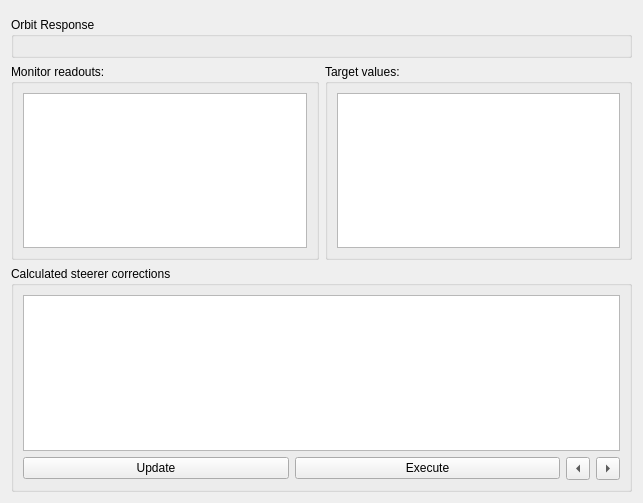
First picture: the form in src/madgui/widget/correct/mor_dialog.ui, repository hibtc/madgui, before the edit.
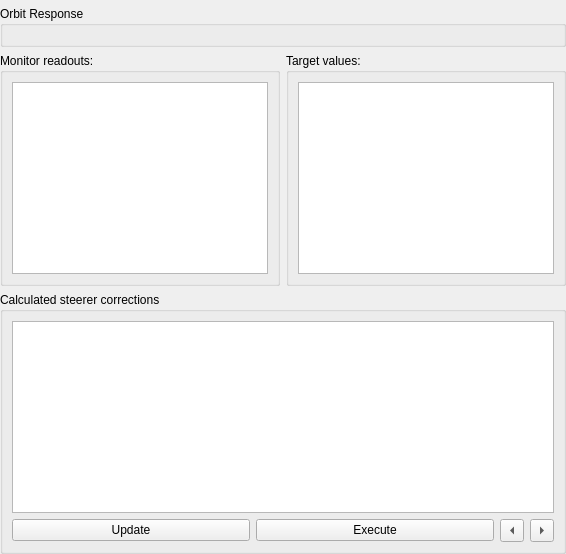
Second picture: the form after the edit. Custom widgets are drawn as their Qt base class.

Commit message: Disable child margins and remove arbitrary size hints

What changed in the file:
```diff
--- a/src/madgui/widget/correct/mor_dialog.ui
+++ b/src/madgui/widget/correct/mor_dialog.ui
@@ -2,18 +2,22 @@
 <ui version="4.0">
  <class>OrbitResponseWidget</class>
  <widget class="QWidget" name="OrbitResponseWidget">
-  <property name="geometry">
-   <rect>
-    <x>0</x>
-    <y>0</y>
-    <width>643</width>
-    <height>503</height>
-   </rect>
-  </property>
   <property name="windowTitle">
    <string>Measured Orbit Response method</string>
   </property>
   <layout class="QGridLayout" columnstretch="1,1">
+   <property name="leftMargin">
+    <number>0</number>
+   </property>
+   <property name="topMargin">
+    <number>0</number>
+   </property>
+   <property name="rightMargin">
+    <number>0</number>
+   </property>
+   <property name="bottomMargin">
+    <number>0</number>
+   </property>
    <item row="3" column="0" colspan="2">
     <widget class="QGroupBox">
      <property name="title">
```
The commit also changes 9 other files.
